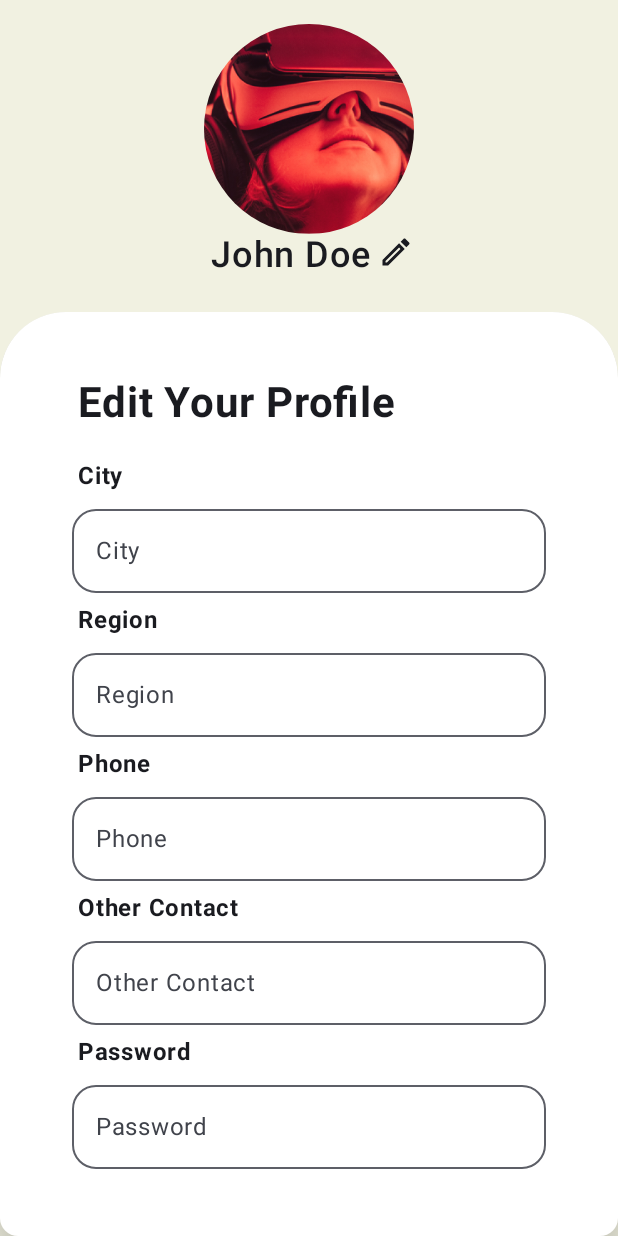
After one commit to hayyaoe/badminton-app, an Android app built with Jetpack Compose: the composable SettingsView shown on its own in the app's theme, on a phone screen of 412 x 824 dp. The commit adds this screen. Run offline under Robolectric (Android 15) with nearby library versions, the phone set to English and light mode, and no system bars.

Commit message:
added home view and settings view

```diff
--- a/app/src/main/java/com/hayyaoe/badmintonapp/MainActivity.kt
+++ b/app/src/main/java/com/hayyaoe/badmintonapp/MainActivity.kt
@@ -43,7 +43,8 @@ class MainActivity : ComponentActivity() {
                     modifier = Modifier.fillMaxSize(),
                     color = MaterialTheme.colorScheme.background
                 ) {
-                    StartScreen()
+//                    StartScreen()
+                    HomeScreen()
                 }
             }
         }
--- /dev/null
+++ b/app/src/main/java/com/hayyaoe/badmintonapp/ui/views/SettingsView.kt
@@ -0,0 +1,248 @@
+package com.hayyaoe.badmintonapp.ui.view
+
+import android.net.Uri
+import androidx.activity.compose.rememberLauncherForActivityResult
+import androidx.activity.result.contract.ActivityResultContracts
+import androidx.compose.foundation.Image
+import androidx.compose.foundation.background
+import androidx.compose.foundation.layout.Arrangement
+import androidx.compose.foundation.layout.Column
+import androidx.compose.foundation.layout.Row
+import androidx.compose.foundation.layout.fillMaxHeight
+import androidx.compose.foundation.layout.fillMaxSize
+import androidx.compose.foundation.layout.fillMaxWidth
+import androidx.compose.foundation.layout.padding
+import androidx.compose.foundation.layout.size
+import androidx.compose.foundation.shape.CircleShape
+import androidx.compose.foundation.shape.RoundedCornerShape
+import androidx.compose.foundation.text.KeyboardOptions
+import androidx.compose.foundation.verticalScroll
+import androidx.compose.material.icons.Icons
+import androidx.compose.material.icons.outlined.Edit
+import androidx.compose.material3.Button
+import androidx.compose.material3.ButtonDefaults
+import androidx.compose.material3.Card
+import androidx.compose.material3.CardDefaults
+import androidx.compose.material3.ExperimentalMaterial3Api
+import androidx.compose.material3.Icon
+import androidx.compose.material3.OutlinedTextField
+import androidx.compose.material3.Text
+import androidx.compose.material3.TextFieldColors
+import androidx.compose.material3.TextFieldDefaults
+import androidx.compose.runtime.Composable
+import androidx.compose.runtime.getValue
+import androidx.compose.runtime.mutableStateOf
+import androidx.compose.runtime.saveable.rememberSaveable
+import androidx.compose.runtime.setValue
+import androidx.compose.ui.Alignment
+import androidx.compose.ui.Modifier
+import androidx.compose.ui.draw.clip
+import androidx.compose.ui.graphics.Color
+import androidx.compose.ui.layout.ContentScale
+import androidx.compose.ui.res.painterResource
+import androidx.compose.ui.text.font.FontWeight
+import androidx.compose.ui.text.input.ImeAction
+import androidx.compose.ui.text.input.KeyboardType
+import androidx.compose.ui.tooling.preview.Preview
+import androidx.compose.ui.unit.dp
+import androidx.compose.ui.unit.sp
+import com.hayyaoe.badmintonapp.R
+
+@Composable
+fun SettingsView() {
+    var name by rememberSaveable { mutableStateOf("") }
+    var profilePicture by rememberSaveable { mutableStateOf(0) }
+    var city by rememberSaveable { mutableStateOf("") }
+    var region by rememberSaveable { mutableStateOf("") }
+    var phone by rememberSaveable { mutableStateOf("") }
+    var otherContact by rememberSaveable { mutableStateOf("") }
+    var password by rememberSaveable { mutableStateOf("") }
+
+    var selectedImage by rememberSaveable {
+        mutableStateOf<Uri?>(null)
+    }
+    val galleryLauncher = rememberLauncherForActivityResult(
+        contract = ActivityResultContracts.GetContent()
+    ) {
+        selectedImage = it
+    }
+
+    Column(
+        modifier = Modifier
+            .fillMaxSize()
+            .background(color = Color(0xFFF1F1E1))
+            .padding (0.dp, 16.dp, 0.dp, 0.dp),
+        horizontalAlignment = Alignment.CenterHorizontally
+    ) {
+        Image(
+            painter = painterResource(id = R.drawable.placeholder),
+            contentDescription = "Profile Picture",
+            contentScale = ContentScale.Crop,
+            modifier = Modifier
+                .size(140.dp)
+                .clip(shape = CircleShape)
+        )
+        Row (
+            modifier = Modifier.padding(bottom = 24.dp)
+        ) {
+            Text(
+                text = "John Doe",
+                fontSize = 24.sp,
+                fontWeight = FontWeight.SemiBold,
+                modifier = Modifier.padding(4.dp, 0.dp)
+            )
+            Icon(
+                imageVector = Icons.Outlined.Edit,
+                contentDescription = "Edit Icon"
+            )
+        }
+
+        Card (
+            elevation = CardDefaults.cardElevation(24.dp),
+            colors = CardDefaults.cardColors(Color.White),
+            modifier = Modifier
+                .clip(shape = RoundedCornerShape(44.dp, 44.dp, 0.dp, 0.dp))
+                .fillMaxHeight()
+
+        ) {
+            Column (
+                modifier = Modifier
+                    .padding(32.dp, 16.dp)
+            ) {
+                Text(
+                    text = "Edit Your Profile",
+                    fontSize = 28.sp,
+                    fontWeight = FontWeight.Bold,
+                    modifier = Modifier.padding(20.dp, 28.dp, 20.dp, 2.dp)
+                )
+                Text(
+                    text = "City",
+                    fontSize = 16.sp,
+                    fontWeight = FontWeight.Bold,
+                    modifier = Modifier.padding(20.dp, 18.dp, 20.dp, 0.dp)
+                )
+                CustomTextField(
+                    value = city,
+                    onValueChanged = { city = it },
+                    text = "City",
+                    keyboardOptions = KeyboardOptions.Default.copy(
+                        keyboardType = KeyboardType.Text,
+                        imeAction = ImeAction.Next
+                    ),
+                    modifier = Modifier
+                        .fillMaxWidth()
+                        .padding(16.dp, 2.dp)
+                )
+                Text(
+                    text = "Region",
+                    fontSize = 16.sp,
+                    fontWeight = FontWeight.Bold,
+                    modifier = Modifier.padding(20.dp, 4.dp, 20.dp, 0.dp)
+                )
+                CustomTextField(
+                    value = region,
+                    onValueChanged = { region = it },
+                    text = "Region",
+                    keyboardOptions = KeyboardOptions.Default.copy(
+                        keyboardType = KeyboardType.Text,
+                        imeAction = ImeAction.Next
+                    ),
+                    modifier = Modifier
+                        .fillMaxWidth()
+                        .padding(16.dp, 2.dp)
+                )
+                Text(
+                    text = "Phone",
+                    fontSize = 16.sp,
+                    fontWeight = FontWeight.Bold,
+                    modifier = Modifier.padding(20.dp, 4.dp, 20.dp, 0.dp)
+                )
+                CustomTextField(
+                    value = phone,
+                    onValueChanged = { phone = it },
+                    text = "Phone",
+                    keyboardOptions = KeyboardOptions.Default.copy(
+                        keyboardType = KeyboardType.Number,
+                        imeAction = ImeAction.Next
+                    ),
+                    modifier = Modifier
+                        .fillMaxWidth()
+                        .padding(16.dp, 2.dp)
+                )
+                Text(
+                    text = "Other Contact",
+                    fontSize = 16.sp,
+                    fontWeight = FontWeight.Bold,
+                    modifier = Modifier.padding(20.dp, 4.dp, 20.dp, 0.dp)
+                )
+                CustomTextField(
+                    value = otherContact,
+                    onValueChanged = { otherContact = it },
+                    text = "Other Contact",
+                    keyboardOptions = KeyboardOptions.Default.copy(
+                        keyboardType = KeyboardType.Text,
+                        imeAction = ImeAction.Next
+                    ),
+                    modifier = Modifier
+                        .fillMaxWidth()
+                        .padding(16.dp, 2.dp)
+                )
+                Text(
+                    text = "Password",
+                    fontSize = 16.sp,
+                    fontWeight = FontWeight.Bold,
+                    modifier = Modifier.padding(20.dp, 4.dp, 20.dp, 0.dp)
+                )
+                CustomTextField(
+                    value = password,
+                    onValueChanged = { password = it },
+                    text = "Password",
+                    keyboardOptions = KeyboardOptions.Default.copy(
+                        keyboardType = KeyboardType.Text,
+                        imeAction = ImeAction.Next
+                    ),
+                    modifier = Modifier
+                        .fillMaxWidth()
+                        .padding(16.dp, 2.dp)
+                )
+
+                Button(
+                    onClick = {
+                    },
+                    modifier = Modifier
+                        .fillMaxWidth()
+                        .padding(16.dp, 16.dp),
+                    colors = ButtonDefaults.buttonColors(Color(0xFF5DA119))
+                ) {
+                    Text(text = "SAVE", fontWeight = FontWeight.SemiBold)
+                }
+            }
+        }
+    }
+}
+
+@OptIn(ExperimentalMaterial3Api::class)
+@Composable
+fun CustomTextField(
+    value: String,
+    onValueChanged: (String) -> Unit,
+    text: String,
+    keyboardOptions: KeyboardOptions,
+    modifier: Modifier = Modifier
+) {
+    OutlinedTextField(
+        value = value,
+        onValueChange = onValueChanged,
+        label = { Text(text = text) },
+        keyboardOptions = keyboardOptions,
+        modifier = modifier,
+        shape = RoundedCornerShape(16.dp),
+        colors = TextFieldDefaults.outlinedTextFieldColors(Color(0xFFC6CEBE))
+    )
+}
+
+@Composable
+@Preview(showSystemUi = true, showBackground = true)
+fun SettingsPreview() {
+    SettingsView()
+}
```
Also changed, not shown: app/src/main/java/com/hayyaoe/badmintonapp/ui/views/HomeView.kt (added, +175 -0 lines), app/src/main/res/drawable-nodpi/evan_tanuwijaya__s_kom___m_kom_resize.JPG (added), app/src/main/res/drawable-nodpi/placeholder.png (added), app/src/main/res/drawable-nodpi/spideyy_7.png (added).
